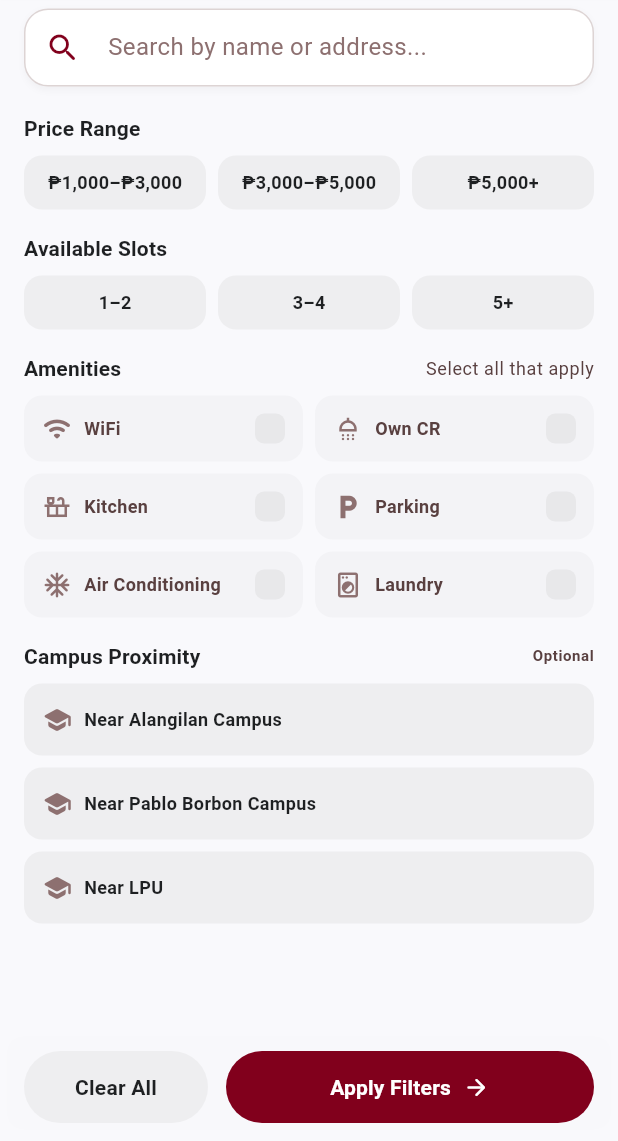
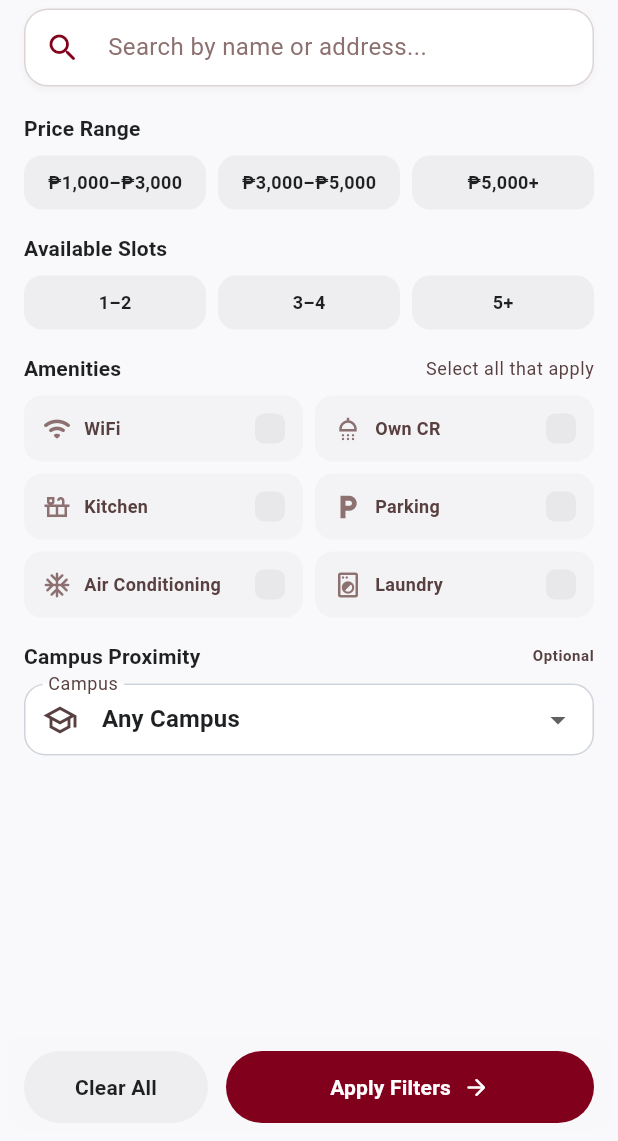
Before and after one commit to Aki-Mitsu/DormTheExplorer, a Flutter app: the SearchFiltersScreen screen opened directly, on a phone screen of 412 x 824 dp, the part 95-1236 px from its top. Run offline on Flutter 3.47's test engine with Material 3 defaults, Android fonts, the phone set to English and light mode, and no system bars; our stand-ins replace cloud_firestore, firebase_auth, firebase_core, flutter_map, image_picker, latlong2 and 1 more; accounts and stored records are empty; network calls fail; Roboto replaces fonts that are missing (Plus Jakarta Sans).

Commit message:
feat(campuses): expand proximity filtering

```diff
--- a/lib/features/dormitories/domain/dormitory_search_filters.dart
+++ b/lib/features/dormitories/domain/dormitory_search_filters.dart
@@ -6,8 +6,6 @@ import 'route_destination.dart';
 enum DormPriceRange { budget, midRange, premium }
 
 enum DormSlotRange { oneToTwo, threeToFour, fiveOrMore }
-
-enum DormCampus { alangilan, pabloBorbon, lpu }
 
 class DormitorySearchFilters {
   DormitorySearchFilters({
@@ -23,7 +21,7 @@ class DormitorySearchFilters {
   final DormPriceRange? priceRange;
   final DormSlotRange? slotRange;
   final Set<String> amenities;
-  final DormCampus? campus;
+  final RouteDestination? campus;
   final bool sortByRating;
 
   static const double campusRadiusKm = 3;
@@ -71,22 +69,16 @@ class DormitorySearchFilters {
     }
 
     if (campus case final selectedCampus?) {
-      final index = DormCampus.values.indexOf(selectedCampus);
-      final destination = RouteDestination.campuses[index];
       final latitude = dormitory.latitude;
       final longitude = dormitory.longitude;
-      if (latitude != null && longitude != null) {
-        final distance = _distance.as(
-          LengthUnit.Kilometer,
-          destination.location,
-          LatLng(latitude, longitude),
-        );
-        if (distance > campusRadiusKm) return false;
-      } else if (!(dormitory.proximityLabel ?? '')
-          .toLowerCase()
-          .contains(_campusSearchToken(selectedCampus))) {
-        return false;
-      }
+      if (latitude == null || longitude == null) return false;
+
+      final distance = _distance.as(
+        LengthUnit.Kilometer,
+        selectedCampus.location,
+        LatLng(latitude, longitude),
+      );
+      if (distance > campusRadiusKm) return false;
     }
 
     return true;
@@ -105,9 +97,4 @@ class DormitorySearchFilters {
   static String _normalize(String value) =>
       value.toLowerCase().replaceAll(RegExp(r'[^a-z0-9]'), '');
 
-  static String _campusSearchToken(DormCampus campus) => switch (campus) {
-    DormCampus.alangilan => 'alangilan',
-    DormCampus.pabloBorbon => 'pablo borbon',
-    DormCampus.lpu => 'lpu',
-  };
 }
--- a/lib/features/dormitories/domain/route_destination.dart
+++ b/lib/features/dormitories/domain/route_destination.dart
@@ -27,5 +27,30 @@ class RouteDestination {
       address: 'Capitol Site, Batangas City',
       location: LatLng(13.76342, 121.06537),
     ),
+    RouteDestination(
+      name: 'University of Batangas',
+      address: 'Hilltop Road, Kumintang Ibaba, Batangas City',
+      location: LatLng(13.7639389, 121.0597917),
+    ),
+    RouteDestination(
+      name: 'Golden Gate Colleges',
+      address: 'Batangas City',
+      location: LatLng(13.7570253, 121.0606075),
+    ),
+    RouteDestination(
+      name: 'St. Bridget College',
+      address: 'Batangas City',
+      location: LatLng(13.7529481, 121.0584424),
+    ),
+    RouteDestination(
+      name: 'STI College - Batangas',
+      address: 'Batangas City',
+      location: LatLng(13.7709325, 121.0646665),
+    ),
+    RouteDestination(
+      name: 'Westmead International School',
+      address: 'Batangas City',
+      location: LatLng(13.7853954, 121.0758034),
+    ),
   ];
 }
--- a/lib/features/dormitories/presentation/search_filters_screen.dart
+++ b/lib/features/dormitories/presentation/search_filters_screen.dart
@@ -4,6 +4,7 @@ import 'package:material_ui/material_ui.dart';
 
 import '../../../theme/app_theme.dart';
 import '../domain/dormitory_search_filters.dart';
+import '../domain/route_destination.dart';
 import 'search_filters_view_model.dart';
 
 class SearchFiltersScreen extends StatefulWidget {
@@ -380,26 +381,34 @@ class _SearchFiltersScreenState extends State<SearchFiltersScreen> {
         letterSpacing: 0.4,
       ),
     ),
-    child: Column(
-      children: [
-        _CampusButton(
-          label: 'Near Alangilan Campus',
-          selected: _viewModel.campus == DormCampus.alangilan,
-          onTap: () => _viewModel.selectCampus(DormCampus.alangilan),
-        ),
-        const SizedBox(height: 8),
-        _CampusButton(
-          label: 'Near Pablo Borbon Campus',
-          selected: _viewModel.campus == DormCampus.pabloBorbon,
-          onTap: () => _viewModel.selectCampus(DormCampus.pabloBorbon),
-        ),
-        const SizedBox(height: 8),
-        _CampusButton(
-          label: 'Near LPU',
-          selected: _viewModel.campus == DormCampus.lpu,
-          onTap: () => _viewModel.selectCampus(DormCampus.lpu),
+    child: DropdownButtonFormField<String>(
+      key: ValueKey(_viewModel.campus?.name ?? 'any-campus'),
+      initialValue: _viewModel.campus?.name ?? '',
+      isExpanded: true,
+      decoration: const InputDecoration(
+        labelText: 'Campus',
+        prefixIcon: Icon(Icons.school_outlined),
+        contentPadding: EdgeInsets.symmetric(horizontal: 12, vertical: 10),
+      ),
+      items: [
+        const DropdownMenuItem(value: '', child: Text('Any Campus')),
+        ...RouteDestination.campuses.map(
+          (campus) => DropdownMenuItem(
+            value: campus.name,
+            child: Text(campus.name, overflow: TextOverflow.ellipsis),
+          ),
         ),
       ],
+      onChanged: (value) {
+        if (value == null || value.isEmpty) {
+          _viewModel.selectCampus(null);
+          return;
+        }
+        final campus = RouteDestination.campuses.firstWhere(
+          (destination) => destination.name == value,
+        );
+        _viewModel.selectCampus(campus);
+      },
     ),
   );
 
@@ -607,61 +616,6 @@ class _AmenityButton extends StatelessWidget {
   );
 }
 
-class _CampusButton extends StatelessWidget {
-  const _CampusButton({
-    required this.label,
-    required this.selected,
-    required this.onTap,
-  });
-
-  final String label;
-  final bool selected;
-  final VoidCallback onTap;
-
-  @override
-  Widget build(BuildContext context) => Material(
-    color: selected ? AppTheme.primaryDeep : AppTheme.surfaceContainer,
-    borderRadius: BorderRadius.circular(12),
-    child: InkWell(
-      onTap: onTap,
-      borderRadius: BorderRadius.circular(12),
-      child: Container(
-        constraints: const BoxConstraints(minHeight: 48),
-        padding: const EdgeInsets.all(12),
-        child: Row(
-          children: [
-            Icon(
-              Icons.school_rounded,
-              size: 20,
-              color: selected ? AppTheme.onPrimary : AppTheme.outline,
-            ),
-            const SizedBox(width: 8),
-            Expanded(
-              child: Text(
-                label,
-                style: Theme.of(context).textTheme.labelMedium?.copyWith(
-                  color: selected ? AppTheme.onPrimary : AppTheme.onSurface,
-                  fontSize: 12,
-                  height: 16 / 12,
-                  letterSpacing: 0.24,
-                ),
-              ),
-            ),
-            if (selected) ...[
-              const SizedBox(width: 8),
-              const Icon(
-                Icons.check_circle_rounded,
-                size: 18,
-                color: AppTheme.onPrimary,
-              ),
-            ],
-          ],
-        ),
-      ),
-    ),
-  );
-}
-
 class _BottomButton extends StatelessWidget {
   const _BottomButton({
     required this.label,
--- a/lib/features/dormitories/presentation/search_filters_view_model.dart
+++ b/lib/features/dormitories/presentation/search_filters_view_model.dart
@@ -1,6 +1,7 @@
 import 'package:flutter/foundation.dart';
 
 import '../domain/dormitory_search_filters.dart';
+import '../domain/route_destination.dart';
 
 class SearchFiltersViewModel extends ChangeNotifier {
   SearchFiltersViewModel({
@@ -17,14 +18,14 @@ class SearchFiltersViewModel extends ChangeNotifier {
   DormPriceRange? _priceRange;
   DormSlotRange? _slotRange;
   final Set<String> _amenities;
-  DormCampus? _campus;
+  RouteDestination? _campus;
   bool _sortByRating;
 
   String get query => _query;
   DormPriceRange? get priceRange => _priceRange;
   DormSlotRange? get slotRange => _slotRange;
   Set<String> get amenities => Set.unmodifiable(_amenities);
-  DormCampus? get campus => _campus;
+  RouteDestination? get campus => _campus;
   bool get sortByRating => _sortByRating;
 
   DormitorySearchFilters get filters => DormitorySearchFilters(
@@ -62,10 +63,9 @@ class SearchFiltersViewModel extends ChangeNotifier {
     notifyListeners();
   }
 
-  void selectCampus(DormCampus value) {
-    final nextValue = _campus == value ? null : value;
-    if (_campus != nextValue) _sortByRating = true;
-    _campus = nextValue;
+  void selectCampus(RouteDestination? value) {
+    if (_campus != value) _sortByRating = true;
+    _campus = value;
     notifyListeners();
   }
 
```
Also changed, not shown: 2 other files.
